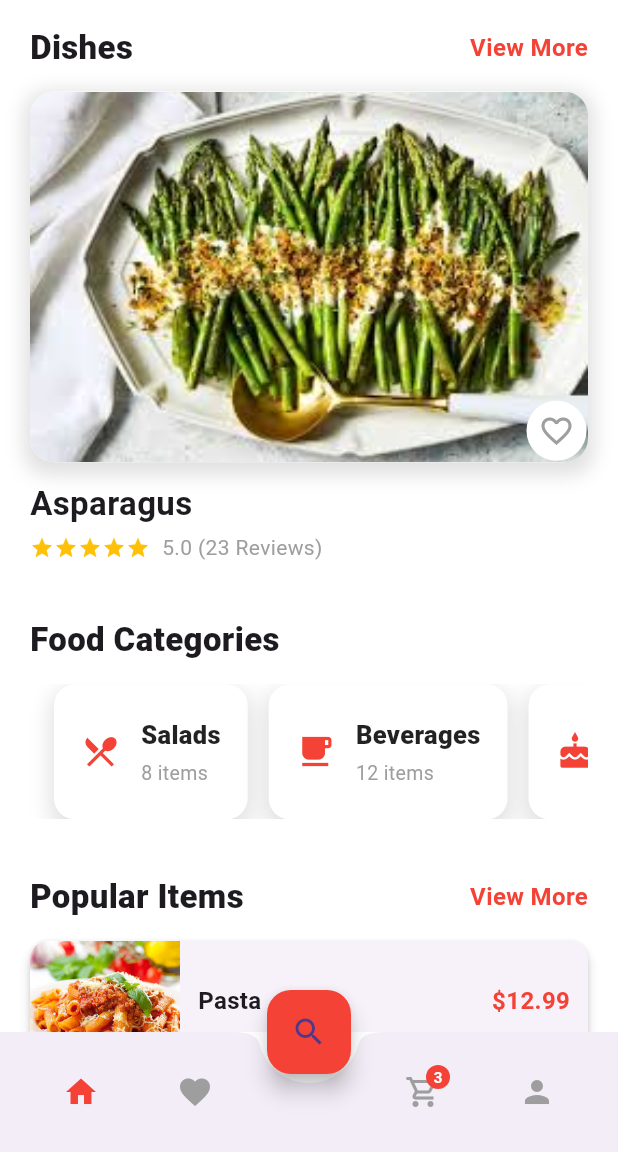
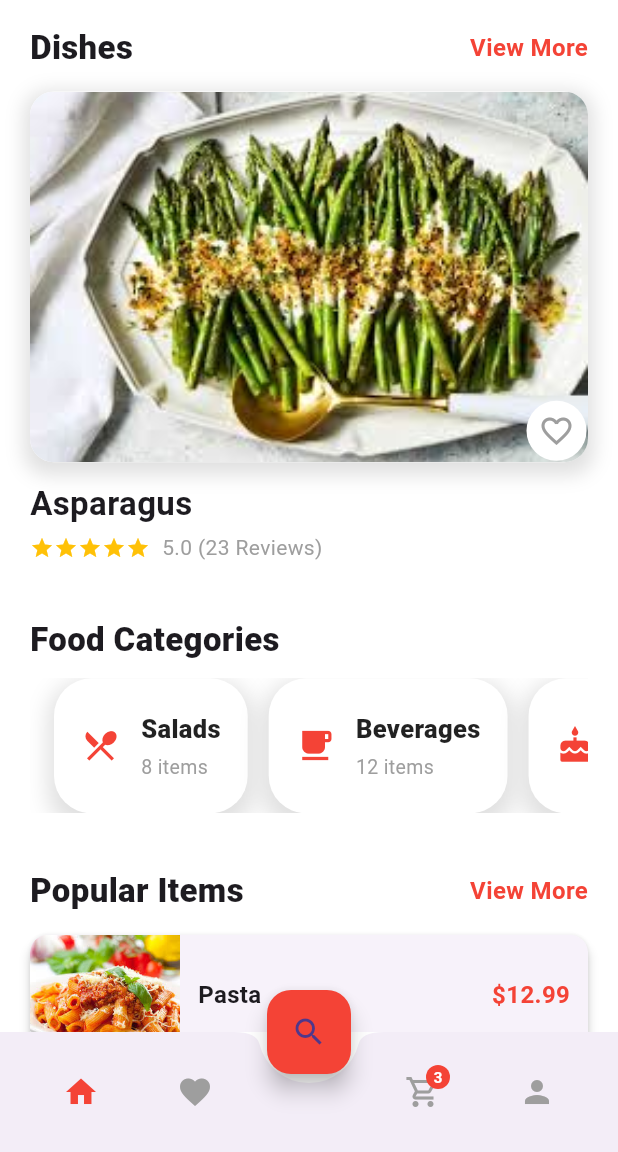
Before and after one commit to Somprakash04/assignment_1, a Flutter app: the screen it shows after launch, on a phone screen of 412 x 824 dp, the part 84-1236 px from its top. Run offline on Flutter 3.47's test engine with Material 3 defaults, Android fonts, the phone set to English and light mode, and no system bars.

```diff
--- a/lib/app.dart
+++ b/lib/app.dart
@@ -28,7 +28,6 @@ class App extends StatelessWidget {
       routes: {
         HomeScreen.routeName: (_) => const HomeScreen(),
         FavoritesScreen.routeName: (_) => const FavoritesScreen(),
-        // SearchScreen.routeName: (_) => const SearchScreen(),
         CartScreen.routeName: (_) => const CartScreen(),
         ProfileScreen.routeName: (_) => const ProfileScreen(),
       },
--- a/lib/screens/home_screen.dart
+++ b/lib/screens/home_screen.dart
@@ -111,7 +111,7 @@ class _HomeScreenState extends State<HomeScreen> {
               'Food Categories',
               style: TextStyle(fontWeight: FontWeight.w900, fontSize: 22),
             ),
-            const SizedBox(height: 14),
+            const SizedBox(height: 10),
             // lib/screens/home_screen.dart (Food Categories snippet)
             SizedBox(
               height: 90,
--- a/lib/widgets/category_card.dart
+++ b/lib/widgets/category_card.dart
@@ -10,16 +10,16 @@ class CategoryCard extends StatelessWidget {
   @override
   Widget build(BuildContext context) {
     return Container(
-      padding: const EdgeInsets.symmetric(horizontal: 18, vertical: 14),
+      padding: const EdgeInsets.symmetric(horizontal: 18, vertical: 4),
       margin: const EdgeInsets.only(right: 14),
       decoration: BoxDecoration(
         color: Colors.white,
-        borderRadius: BorderRadius.circular(14),
+        borderRadius: BorderRadius.circular(25),
         boxShadow: [
           BoxShadow(
             color: Colors.black12,
             blurRadius: 12,
-            spreadRadius: 2,
+            spreadRadius: 4,
             offset: const Offset(0, 6),
           ),
         ],
```
